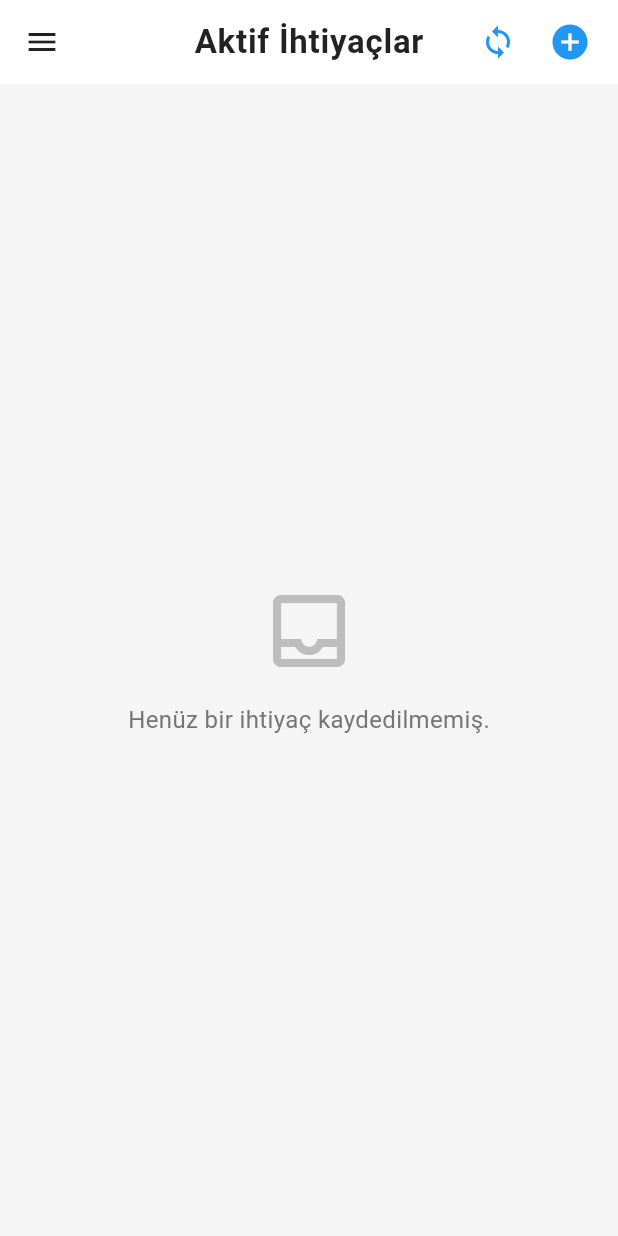
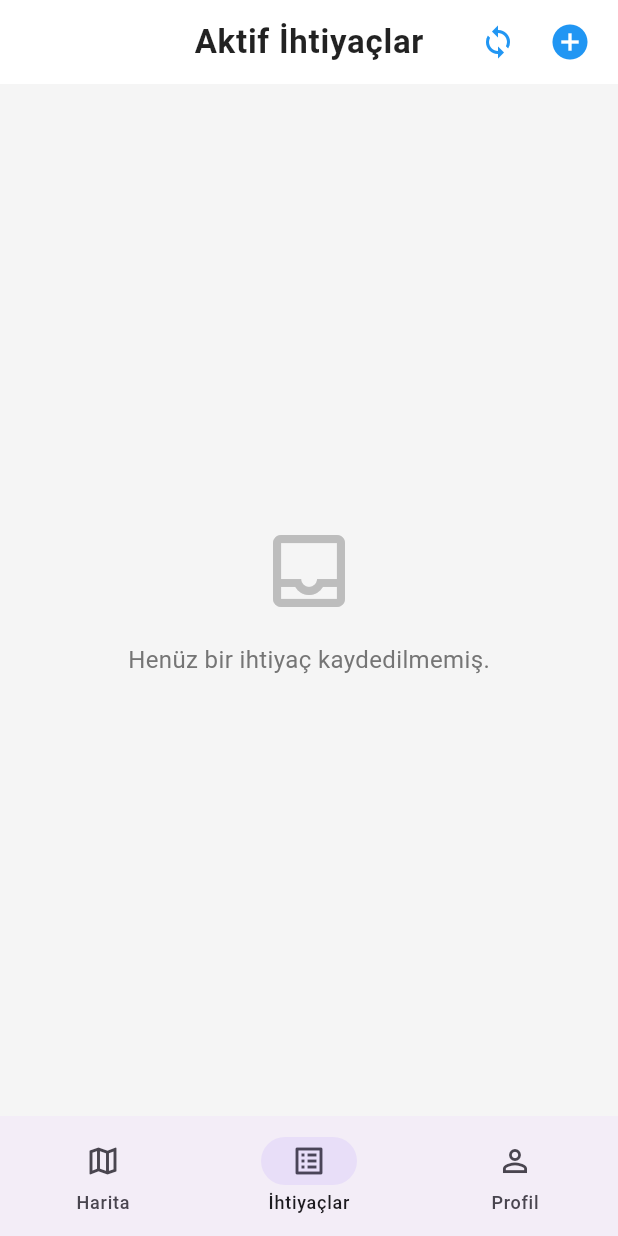
Before and after one commit to beyyzgur/Emergency-Assembly-Flutter-App, a Flutter app: the NeedsScreen screen opened by its route, on a phone screen of 412 x 824 dp. Run offline on Flutter 3.47's test engine with Material 3 defaults, Android fonts, the phone set to English and light mode, and no system bars; our stand-ins replace cloud_firestore, firebase_auth, firebase_core, flutter_map, flutter_riverpod, geolocator and 5 more; accounts and stored records are empty.

Commit message:
feat(nav): Drawer yerine StatefulShellRoute tabanlı 3 sekmeli navigasyon eklendi(Harita/İhtiyaçlar/Profil)

```diff
--- /dev/null
+++ b/lib/routing/scaffold_with_nav_bar.dart
@@ -0,0 +1,36 @@
+import 'package:flutter/material.dart';
+import 'package:go_router/go_router.dart';
+
+class ScaffoldWithNavBar extends StatelessWidget {
+  const ScaffoldWithNavBar({super.key, required this.navigationShell});
+
+  final StatefulNavigationShell navigationShell;
+
+  @override
+  Widget build(BuildContext context) {
+    return Scaffold(
+      body: navigationShell,
+      bottomNavigationBar: NavigationBar(
+        selectedIndex: navigationShell.currentIndex,
+        onDestinationSelected: (index) => navigationShell.goBranch(
+          index,
+          initialLocation: index == navigationShell.currentIndex,
+        ),
+        destinations: const [
+          NavigationDestination(
+            icon: Icon(Icons.map_outlined),
+            label: 'Harita',
+          ),
+          NavigationDestination(
+            icon: Icon(Icons.list_alt_outlined),
+            label: 'İhtiyaçlar',
+          ),
+          NavigationDestination(
+            icon: Icon(Icons.person_outline),
+            label: 'Profil',
+          ),
+        ],
+      ),
+    );
+  }
+}
```
Also changed, not shown: lib/features/needs/presentation/needs_screen.dart (+0 -64 lines), lib/features/profile/presentation/profile_screen.dart (added, +33 -0 lines), lib/routing/app_router.dart (+41 -16 lines).
